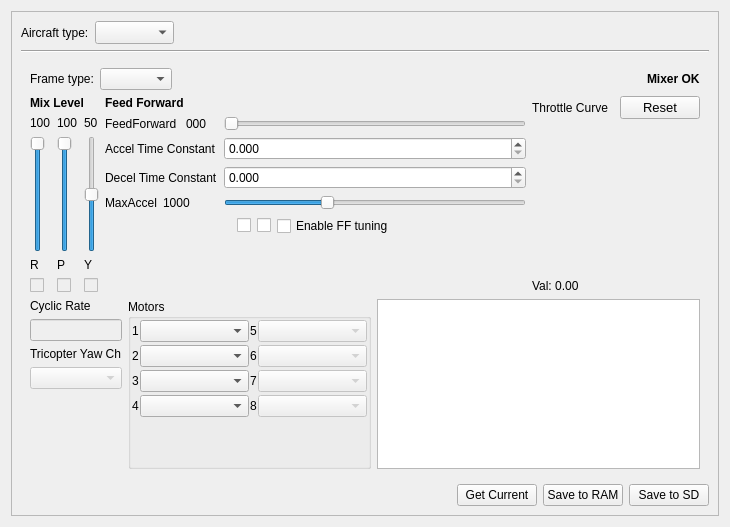
The window that ground/src/plugins/config/airframe.ui (openpilot/OpenPilot) describes before a commit, drawn with Qt 5.
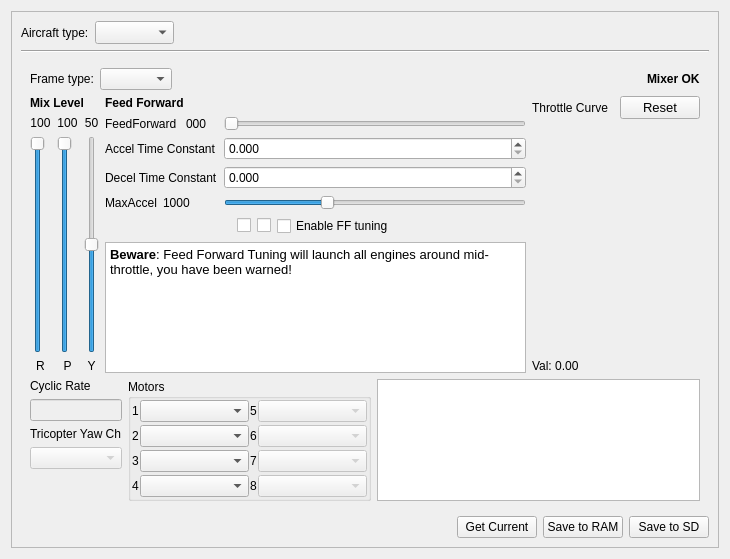
The same window after the commit. The open tabs and pages were chosen to show the change. Custom widgets are drawn as their Qt base class.

Commit message: OP-138  Quad and Hexa implemented, custom table works (read only, not edit), and code improved to enable definition of matrices in simple tables instead of ugly lines of code. Testers needed. Cautious testers. Also reshuffled the AHRS UI to put 6-point above sensor noise. Next will be octo and coaxial frames.

Diff of the .ui file:
```diff
--- a/ground/src/plugins/config/airframe.ui
+++ b/ground/src/plugins/config/airframe.ui
@@ -7,7 +7,7 @@
     <x>0</x>
     <y>0</y>
     <width>730</width>
-    <height>527</height>
+    <height>559</height>
    </rect>
   </property>
   <property name="windowTitle">
@@ -504,6 +504,9 @@
                       <property name="text">
                        <string>100</string>
                       </property>
+                      <property name="alignment">
+                       <set>Qt::AlignCenter</set>
+                      </property>
                      </widget>
                     </item>
                     <item>
@@ -528,18 +531,8 @@
                       <property name="text">
                        <string>R</string>
                       </property>
-                     </widget>
-                    </item>
-                    <item>
-                     <widget class="QCheckBox" name="checkBox_3">
-                      <property name="enabled">
-                       <bool>false</bool>
-                      </property>
-                      <property name="toolTip">
-                       <string>All checked sliders will move together.</string>
-                      </property>
-                      <property name="text">
-                       <string/>
+                      <property name="alignment">
+                       <set>Qt::AlignCenter</set>
                       </property>
                      </widget>
                     </item>
@@ -552,6 +545,9 @@
                       <property name="text">
                        <string>100</string>
                       </property>
+                      <property name="alignment">
+                       <set>Qt::AlignCenter</set>
+                      </property>
                      </widget>
                     </item>
                     <item>
@@ -576,15 +572,8 @@
                       <property name="text">
                        <string>P</string>
                       </property>
-                     </widget>
-                    </item>
-                    <item>
-                     <widget class="QCheckBox" name="checkBox_2">
-                      <property name="enabled">
-                       <bool>false</bool>
-                      </property>
-                      <property name="text">
-                       <string/>
+                      <property name="alignment">
+                       <set>Qt::AlignCenter</set>
                       </property>
                      </widget>
                     </item>
@@ -597,6 +586,9 @@
                       <property name="text">
                        <string>50</string>
                       </property>
+                      <property name="alignment">
+                       <set>Qt::AlignCenter</set>
+                      </property>
                      </widget>
                     </item>
                     <item>
@@ -618,18 +610,14 @@
                     </item>
                     <item>
                      <widget class="QLabel" name="label_6">
+                      <property name="autoFillBackground">
+                       <bool>false</bool>
+                      </property>
                       <property name="text">
                        <string>Y</string>
                       </property>
-                     </widget>
-                    </item>
-                    <item>
-                     <widget class="QCheckBox" name="checkBox">
-                      <property name="enabled">
-                       <bool>false</bool>
-                      </property>
-                      <property name="text">
-                       <string/>
+                      <property name="alignment">
+                       <set>Qt::AlignCenter</set>
                       </property>
                      </widget>
                     </item>
@@ -882,6 +870,29 @@
                   </item>
                  </layout>
                 </item>
+                <item>
+                 <widget class="QTextBrowser" name="textBrowser">
+                  <property name="sizePolicy">
+                   <sizepolicy hsizetype="Expanding" vsizetype="MinimumExpanding">
+                    <horstretch>0</horstretch>
+                    <verstretch>0</verstretch>
+                   </sizepolicy>
+                  </property>
+                  <property name="minimumSize">
+                   <size>
+                    <width>0</width>
+                    <height>40</height>
+                   </size>
+                  </property>
+                  <property name="html">
+                   <string>&lt;!DOCTYPE HTML PUBLIC &quot;-//W3C//DTD HTML 4.0//EN&quot; &quot;http://www.w3.org/TR/REC-html40/strict.dtd&quot;&gt;
+&lt;html&gt;&lt;head&gt;&lt;meta name=&quot;qrichtext&quot; content=&quot;1&quot; /&gt;&lt;style type=&quot;text/css&quot;&gt;
+p, li { white-space: pre-wrap; }
+&lt;/style&gt;&lt;/head&gt;&lt;body style=&quot; font-family:'Ubuntu'; font-size:11pt; font-weight:400; font-style:normal;&quot;&gt;
+&lt;p style=&quot; margin-top:0px; margin-bottom:0px; margin-left:0px; margin-right:0px; -qt-block-indent:0; text-indent:0px;&quot;&gt;&lt;span style=&quot; font-size:10pt; font-weight:600;&quot;&gt;Beware&lt;/span&gt;&lt;span style=&quot; font-size:10pt;&quot;&gt;: Feed Forward Tuning will launch all engines around mid-throttle, you have been warned!&lt;/span&gt;&lt;/p&gt;&lt;/body&gt;&lt;/html&gt;</string>
+                  </property>
+                 </widget>
+                </item>
                 <item>
                  <spacer name="verticalSpacer_5">
                   <property name="orientation">
@@ -895,19 +906,6 @@
                   </property>
                  </spacer>
                 </item>
-                <item>
-                 <spacer name="verticalSpacer_3">
-                  <property name="orientation">
-                   <enum>Qt::Vertical</enum>
-                  </property>
-                  <property name="sizeHint" stdset="0">
-                   <size>
-                    <width>20</width>
-                    <height>40</height>
-                   </size>
-                  </property>
-                 </spacer>
-                </item>
                </layout>
               </item>
               <item>
```
Left out of the diff: 48 changed lines with no effect on the pictures. The commit also changes 3 other files.
